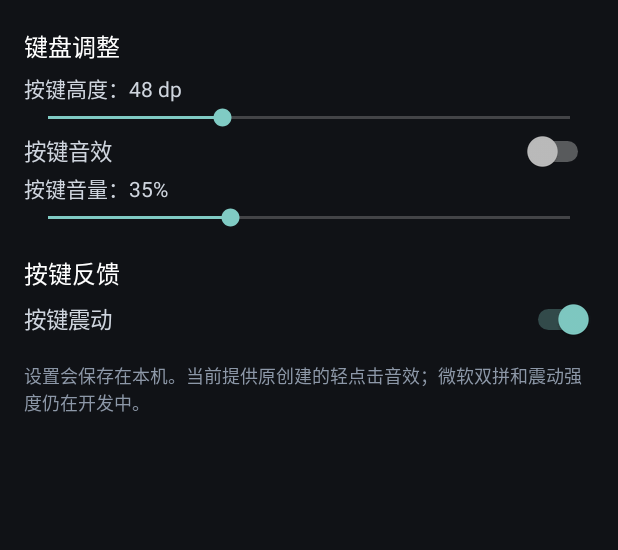
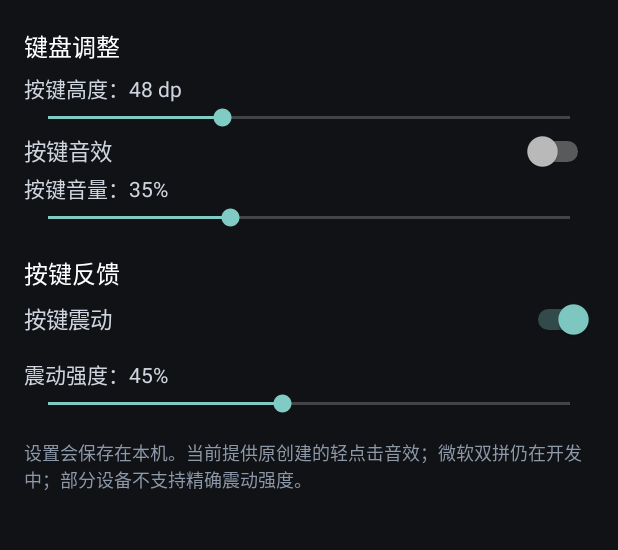
Before and after one commit to Tugefatu/ArchIME, an Android app: the SettingsActivity screen opened directly, with no data from a screen before it, on a phone screen of 412 x 824 dp, the part 83-633 px from its top. Run offline under Robolectric (Android 15) with nearby library versions, the phone set to English and light mode, and no system bars.

Commit message:
Add adjustable haptic strength preference

```diff
--- a/android-v1/app/src/main/java/org/archime/ime/SettingsActivity.kt
+++ b/android-v1/app/src/main/java/org/archime/ime/SettingsActivity.kt
@@ -90,8 +90,28 @@ class SettingsActivity : Activity() {
                 prefs.edit().putBoolean("haptics_enabled", checked).apply()
             }
         })
+        val hapticLabel = TextView(this).apply {
+            text = "震动强度：${prefs.getInt("haptic_strength", 45)}%"
+            textSize = 14f
+            setTextColor(0xFFCFD5DE.toInt())
+            setPadding(0, 18, 0, 0)
+        }
+        root.addView(hapticLabel)
+        root.addView(SeekBar(this).apply {
+            max = 100
+            progress = prefs.getInt("haptic_strength", 45).coerceIn(1, 100)
+            setOnSeekBarChangeListener(object : SeekBar.OnSeekBarChangeListener {
+                override fun onProgressChanged(seekBar: SeekBar?, progress: Int, fromUser: Boolean) {
+                    val value = progress.coerceAtLeast(1)
+                    hapticLabel.text = "震动强度：$value%"
+                    prefs.edit().putInt("haptic_strength", value).apply()
+                }
+                override fun onStartTrackingTouch(seekBar: SeekBar?) {}
+                override fun onStopTrackingTouch(seekBar: SeekBar?) {}
+            })
+        })
         root.addView(TextView(this).apply {
-            text = "设置会保存在本机。当前提供原创建的轻点击音效；微软双拼和震动强度仍在开发中。"
+            text = "设置会保存在本机。当前提供原创建的轻点击音效；微软双拼仍在开发中；部分设备不支持精确震动强度。"
             textSize = 12f
             setTextColor(0xFF8D98A8.toInt())
             setPadding(0, 22, 0, 0)
```
